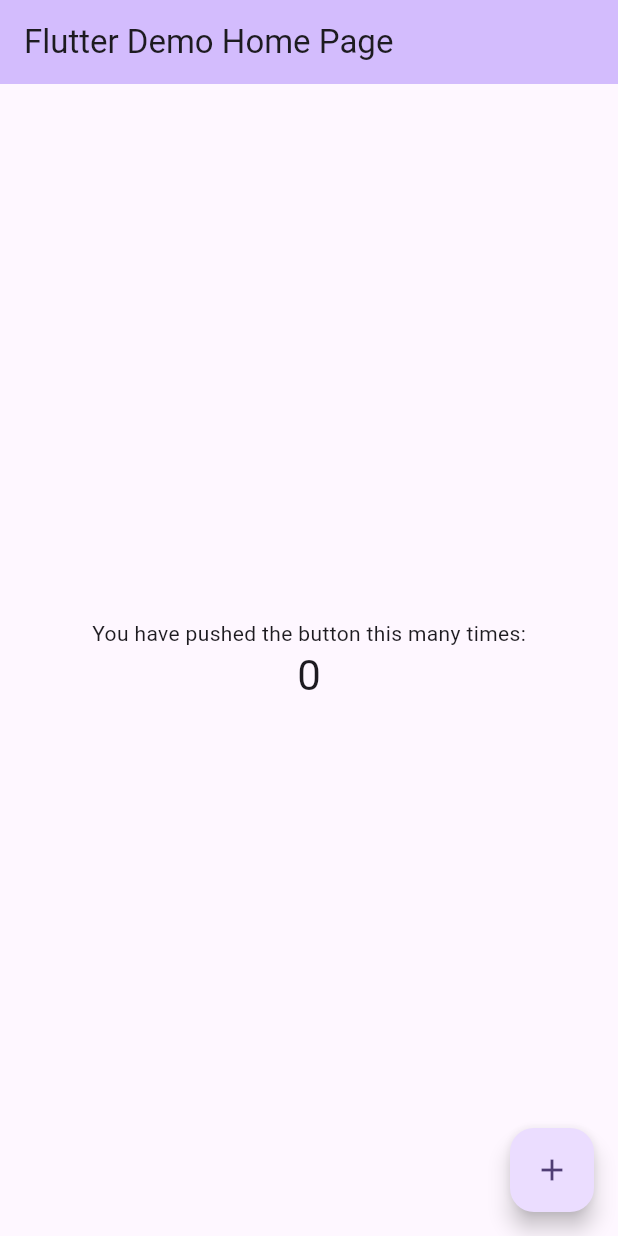
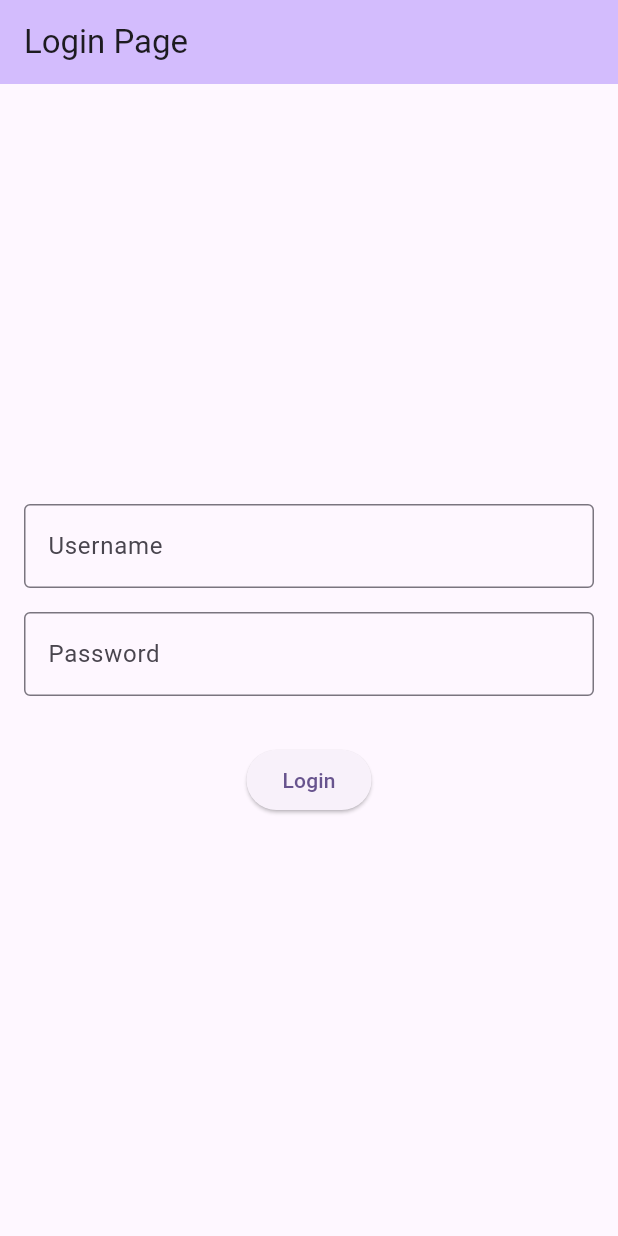
Before and after one commit to fahlan-ap/flutter_new, a Flutter app: the screen it shows after launch, on a phone screen of 412 x 824 dp. Run offline on Flutter 3.47's test engine with Material 3 defaults, Android fonts, the phone set to English and light mode, and no system bars.

```diff
--- /dev/null
+++ b/lib/login_page.dart
@@ -0,0 +1,49 @@
+import 'package:flutter/material.dart';
+import 'dashboard_page.dart'; // Import dashboard
+
+class LoginPage extends StatelessWidget {
+  const LoginPage({super.key});
+
+  @override
+  Widget build(BuildContext context) {
+    return Scaffold(
+      appBar: AppBar(
+        title: const Text('Login Page'),
+        backgroundColor: Theme.of(context).colorScheme.inversePrimary,
+      ),
+      body: Padding(
+        padding: const EdgeInsets.all(16.0),
+        child: Column(
+          mainAxisAlignment: MainAxisAlignment.center,
+          children: [
+            TextField(
+              decoration: InputDecoration(
+                labelText: 'Username',
+                border: OutlineInputBorder(),
+              ),
+            ),
+            const SizedBox(height: 16),
+            TextField(
+              obscureText: true,
+              decoration: InputDecoration(
+                labelText: 'Password',
+                border: OutlineInputBorder(),
+              ),
+            ),
+            const SizedBox(height: 32),
+            ElevatedButton(
+              onPressed: () {
+                // Navigasi ke dashboard saat login ditekan
+                Navigator.pushReplacement(
+                  context,
+                  MaterialPageRoute(builder: (context) => const DashboardPage()),
+                );
+              },
+              child: const Text('Login'),
+            ),
+          ],
+        ),
+      ),
+    );
+  }
+}
--- a/lib/main.dart
+++ b/lib/main.dart
@@ -1,4 +1,5 @@
 import 'package:flutter/material.dart';
+import 'login_page.dart';
 
 void main() {
   runApp(const MyApp());
@@ -7,116 +8,14 @@ void main() {
 class MyApp extends StatelessWidget {
   const MyApp({super.key});
 
-  // This widget is the root of your application.
   @override
   Widget build(BuildContext context) {
     return MaterialApp(
       title: 'Flutter Demo',
       theme: ThemeData(
-        // This is the theme of your application.
-        //
-        // TRY THIS: Try running your application with "flutter run". You'll see
-        // the application has a purple toolbar. Then, without quitting the app,
-        // try changing the seedColor in the colorScheme below to Colors.green
-        // and then invoke "hot reload" (save your changes or press the "hot
-        // reload" button in a Flutter-supported IDE, or press "r" if you used
-        // the command line to start the app).
-        //
-        // Notice that the counter didn't reset back to zero; the application
-        // state is not lost during the reload. To reset the state, use hot
-        // restart instead.
-        //
-        // This works for code too, not just values: Most code changes can be
-        // tested with just a hot reload.
         colorScheme: ColorScheme.fromSeed(seedColor: Colors.deepPurple),
       ),
-      home: const MyHomePage(title: 'Flutter Demo Home Page'),
+      home: const LoginPage(), // Halaman login yang pertama kali muncul
     );
   }
 }
-
-class MyHomePage extends StatefulWidget {
-  const MyHomePage({super.key, required this.title});
-
-  // This widget is the home page of your application. It is stateful, meaning
-  // that it has a State object (defined below) that contains fields that affect
-  // how it looks.
-
-  // This class is the configuration for the state. It holds the values (in this
-  // case the title) provided by the parent (in this case the App widget) and
-  // used by the build method of the State. Fields in a Widget subclass are
-  // always marked "final".
-
-  final String title;
-
-  @override
-  State<MyHomePage> createState() => _MyHomePageState();
-}
-
-class _MyHomePageState extends State<MyHomePage> {
-  int _counter = 0;
-
-  void _incrementCounter() {
-    setState(() {
-      // This call to setState tells the Flutter framework that something has
-      // changed in this State, which causes it to rerun the build method below
-      // so that the display can reflect the updated values. If we changed
-      // _counter without calling setState(), then the build method would not be
-      // called again, and so nothing would appear to happen.
-      _counter++;
-    });
-  }
-
-  @override
-  Widget build(BuildContext context) {
-    // This method is rerun every time setState is called, for instance as done
-    // by the _incrementCounter method above.
-    //
-    // The Flutter framework has been optimized to make rerunning build methods
-    // fast, so that you can just rebuild anything that needs updating rather
-    // than having to individually change instances of widgets.
-    return Scaffold(
-      appBar: AppBar(
-        // TRY THIS: Try changing the color here to a specific color (to
-        // Colors.amber, perhaps?) and trigger a hot reload to see the AppBar
-        // change color while the other colors stay the same.
-        backgroundColor: Theme.of(context).colorScheme.inversePrimary,
-        // Here we take the value from the MyHomePage object that was created by
-        // the App.build method, and use it to set our appbar title.
-        title: Text(widget.title),
-      ),
-      body: Center(
-        // Center is a layout widget. It takes a single child and positions it
-        // in the middle of the parent.
-        child: Column(
-          // Column is also a layout widget. It takes a list of children and
-          // arranges them vertically. By default, it sizes itself to fit its
-          // children horizontally, and tries to be as tall as its parent.
-          //
-          // Column has various properties to control how it sizes itself and
-          // how it positions its children. Here we use mainAxisAlignment to
-          // center the children vertically; the main axis here is the vertical
-          // axis because Columns are vertical (the cross axis would be
-          // horizontal).
-          //
-          // TRY THIS: Invoke "debug painting" (choose the "Toggle Debug Paint"
-          // action in the IDE, or press "p" in the console), to see the
-          // wireframe for each widget.
-          mainAxisAlignment: MainAxisAlignment.center,
-          children: <Widget>[
-            const Text('You have pushed the button this many times:'),
-            Text(
-              '$_counter',
-              style: Theme.of(context).textTheme.headlineMedium,
-            ),
-          ],
-        ),
-      ),
-      floatingActionButton: FloatingActionButton(
-        onPressed: _incrementCounter,
-        tooltip: 'Increment',
-        child: const Icon(Icons.add),
-      ), // This trailing comma makes auto-formatting nicer for build methods.
-    );
-  }
-}
```
Also changed, not shown: lib/dashboard_page.dart (added, +80 -0 lines), lib/login_screen_2.dart (added, +44 -0 lines), lib/profile_page.dart (added, +48 -0 lines), lib/search_page.dart (added, +14 -0 lines).
